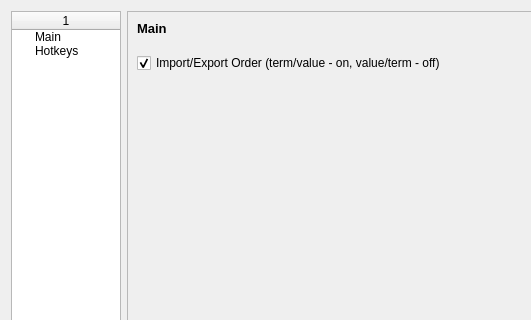
skynowa/iTeacher, file Forms/Settings.ui: the form before one commit; both pictures show x 0 to 531 and y 0 to 320 of the 732 by 477 pixel window.
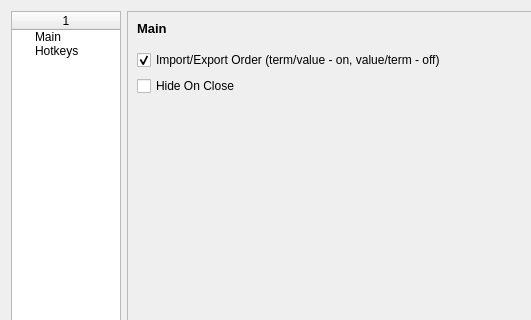
The form after the commit.

Commit message: Forms: Settings - add hide on close

Patch:
```diff
--- a/Forms/Settings.ui
+++ b/Forms/Settings.ui
@@ -109,6 +109,13 @@
            </property>
           </widget>
          </item>
+         <item row="2" column="0">
+          <widget class="QCheckBox" name="chkHideOnClose">
+           <property name="text">
+            <string>Hide On Close</string>
+           </property>
+          </widget>
+         </item>
         </layout>
        </item>
        <item row="0" column="0">
```
The commit also changes 3 other files.
